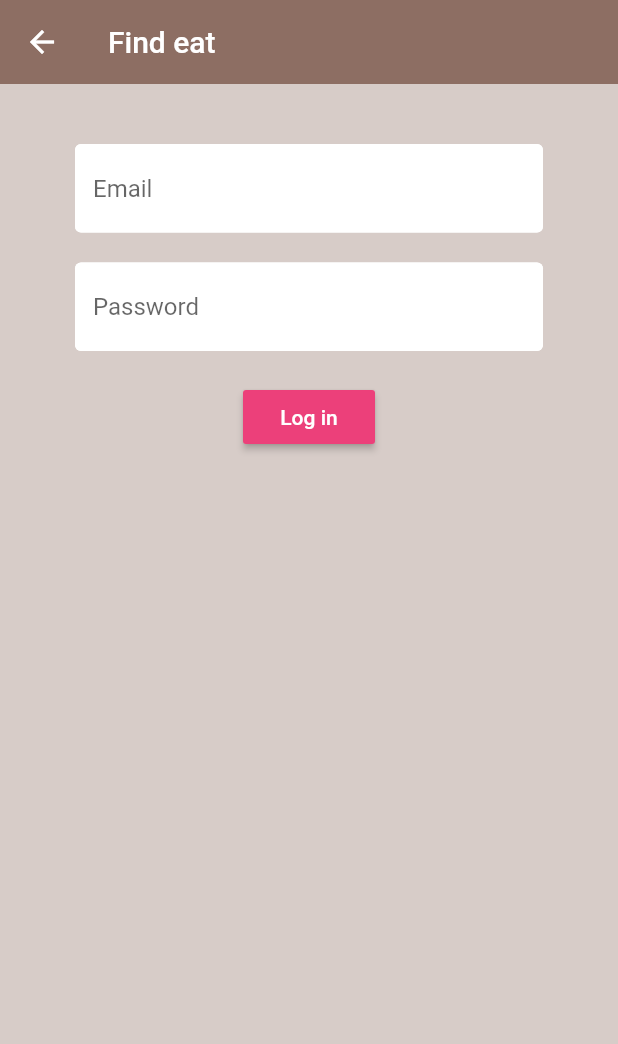
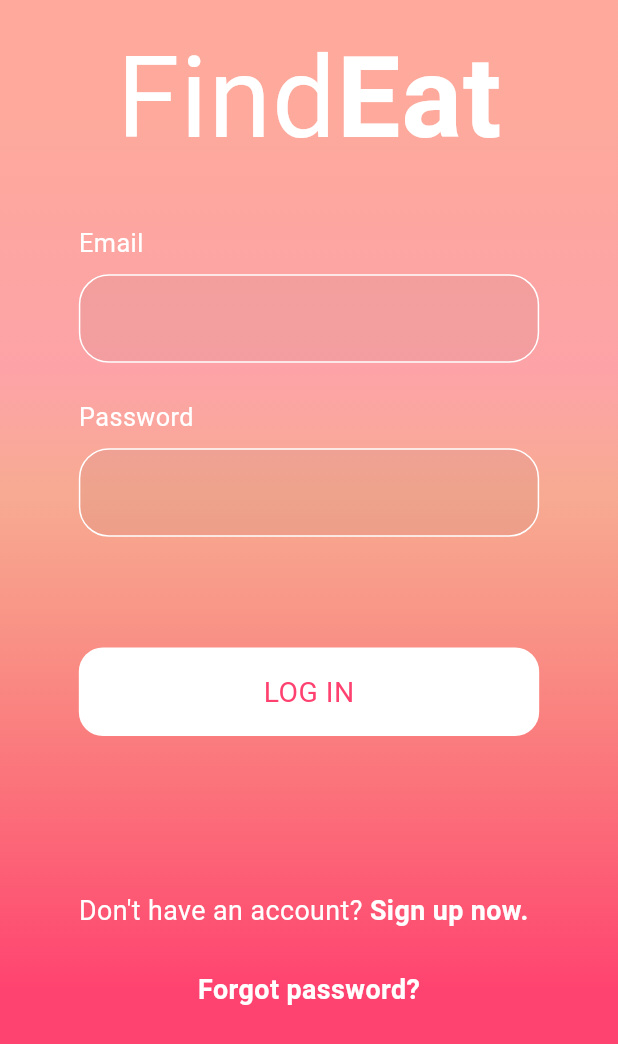
Before and after one commit to Juategi/lookin_meal, a Flutter app: the LogIn screen opened by its route, on a phone screen of 412 x 824 dp. Shown: the top 1044 px of the screen. Run offline on Flutter 3.47's test engine with Material 2 defaults, Android fonts, the phone set to English and light mode, and no system bars; our stand-ins replace diacritic, file_picker, firebase_auth, firebase_storage, flutter_phoenix, flutter_screenutil and 11 more; missing offline and left inert: flappy_search_bar, fluster, flutter_facebook_login, flutter_multiselect, geocoder, google_maps_place_picker and 1 more; accounts and stored records are empty; network calls fail; Roboto replaces fonts that are missing (Niramit).

Commit message:
refactoring log in

```diff
--- a/lib/models/user.dart
+++ b/lib/models/user.dart
@@ -2,9 +2,9 @@ import 'package:lookinmeal/models/rating.dart';
 import 'package:lookinmeal/models/restaurant.dart';
 
 class User{
-	String name,email,picture;
+	String name,email,picture, country, username;
 	final String uid,service;
 	List<Restaurant> favorites;
 	List<Rating> ratings;
-	User({this.uid, this.email, this.name,this.picture,this.favorites,this.service, this.ratings});
+	User({this.uid, this.email, this.name,this.picture,this.favorites,this.service, this.ratings, this.username, this.country});
 }
--- a/lib/screens/authenticate/log_in.dart
+++ b/lib/screens/authenticate/log_in.dart
@@ -1,6 +1,9 @@
 import 'package:flutter/material.dart';
+import 'package:flutter_screenutil/flutter_screenutil.dart';
+import 'package:google_fonts/google_fonts.dart';
 import 'package:lookinmeal/services/app_localizations.dart';
 import 'package:lookinmeal/services/auth.dart';
+import 'package:lookinmeal/shared/common_data.dart';
 import 'package:lookinmeal/shared/decos.dart';
 
 class LogIn extends StatefulWidget {
@@ -17,41 +20,79 @@ class _LogInState extends State<LogIn> {
   @override
   Widget build(BuildContext context) {
 	  AppLocalizations tr = AppLocalizations.of(context);
+		ScreenUtil.init(context, height: CommonData.screenHeight, width: CommonData.screenWidth, allowFontScaling: true);
 		return Scaffold(
-		  backgroundColor: Colors.brown[100],
-		  appBar: AppBar(
-			  backgroundColor: Colors.brown[400],
-			  elevation: 0.0,
-			  title: Text(tr.translate("app")),
+		  body: Stack(
+				children: <Widget>[
+					Container(
+							decoration: BoxDecoration(
+									gradient: LinearGradient(
+											begin: Alignment.topCenter,
+											end: Alignment.bottomCenter,
+											stops: [
+												0.1,
+												0.3,
+												0.4,
+												0.8
+											],
+											colors: [Color.fromRGBO(255, 138, 120, 0.72), Color.fromRGBO(255, 110, 117, 0.62), Color.fromRGBO(246, 120, 80, 0.61), Color.fromRGBO(255, 67, 112, 1)]
+									)
+							)
 					),
-		  body: Container(
-			  padding: EdgeInsets.symmetric(vertical: 20, horizontal: 50),
+					Padding(
+						padding: EdgeInsets.symmetric(horizontal: 50.w),
 					  child: Form(
 							key: _formKey,
-				  child: Column(
+					    child: ListView(
 					    	children: <Widget>[
-						  SizedBox(height: 20,),
+					    		SizedBox(height: 20.h,),
+					    		Row(mainAxisAlignment: MainAxisAlignment.center,
+					    			children: <Widget>[
+					    				Text('Find', style: GoogleFonts.newsCycle(textStyle: TextStyle(color: Colors.white, letterSpacing: .5, fontWeight: FontWeight.normal, fontSize: ScreenUtil().setSp(72),),)),
+					    				Text('Eat', style: GoogleFonts.newsCycle(textStyle: TextStyle(color: Colors.white, letterSpacing: .5, fontWeight: FontWeight.bold, fontSize: ScreenUtil().setSp(72),),)),
+					    			],
+					    		),
+									SizedBox(height: 40.h,),
+									Row( mainAxisAlignment: MainAxisAlignment.start,
+										children: <Widget>[
+											Text('Email', style: GoogleFonts.niramit(textStyle: TextStyle(color: Colors.white, letterSpacing: .3, fontWeight: FontWeight.normal, fontSize: ScreenUtil().setSp(16),),)),
+										],
+									),
+									SizedBox(height: 10.h,),
 										TextFormField(
 												onChanged: (value){
 													setState(() => email = value);
 												},
-							  validator: (val) => val.isEmpty ? tr.translate("enteremail") : null,
-							  decoration: textInputDeco.copyWith(hintText: tr.translate("email"))
+												validator: (val) => !RegExp(r"^[a-zA-Z0-9.a-zA-Z0-9.!#$%&'*+-/=?^_`{|}~]+@[a-zA-Z0-9]+\.[a-zA-Z]+").hasMatch(val) ? tr.translate("enteremail") : null,
+												decoration: textInputDeco
 										),
-						  SizedBox(height: 20,),
+									SizedBox(height: 25.h,),
+									Row( mainAxisAlignment: MainAxisAlignment.start,
+										children: <Widget>[
+											Text('Password', style: GoogleFonts.niramit(textStyle: TextStyle(color: Colors.white, letterSpacing: .3, fontWeight: FontWeight.normal, fontSize: ScreenUtil().setSp(16),),)),
+										],
+									),
+									SizedBox(height: 10.h,),
 									TextFormField(
 										obscureText: true,
 										onChanged: (value){
 											setState(() => password = value);
 										},
 										validator: (val) => val.length < 6 ? tr.translate("enterpassw") : null,
-							  decoration: textInputDeco.copyWith(hintText: tr.translate("passw")),
+										decoration: textInputDeco,
 									),
-						  SizedBox(height: 20,),
-						  RaisedButton(
-							  color: Colors.pink[400],
-							  child: Text(tr.translate("login"), style: TextStyle(color: Colors.white),),
-							  onPressed: () async{
+									SizedBox(height: 70.h,),
+									GestureDetector(
+									  child: Container(
+									  	height: 56.h,
+									  	width: 280.w,
+									  	decoration: BoxDecoration(
+									  			borderRadius: BorderRadius.all(Radius.circular(16)),
+									  			color: Colors.white
+									  	),
+									  	child: Center(child: Text('LOG IN', style: GoogleFonts.niramit(textStyle: TextStyle(color: Color.fromRGBO(255, 65, 112, 1), letterSpacing: .3, fontWeight: FontWeight.normal, fontSize: ScreenUtil().setSp(18),),))),
+									  ),
+										onTap: () async{
 											if(_formKey.currentState.validate()){
 												dynamic result = await _auth.signInEP(email, password);
 												if(result == null)
@@ -63,15 +104,24 @@ class _LogInState extends State<LogIn> {
 											}
 										},
 									),
-						  SizedBox(height: 12),
-						  Text(
-							  error,
-							  style: TextStyle(color: Colors.red, fontSize: 14),
-						  )
-					  ]
+									SizedBox(height: 100.h,),
+									Row(
+									  children: <Widget>[
+									    Text("Don't have an account? ", style: GoogleFonts.niramit(textStyle: TextStyle(color: Colors.white, letterSpacing: .3, fontWeight: FontWeight.normal, fontSize: ScreenUtil().setSp(17),),)),
+											GestureDetector(
+												onTap: () => Navigator.pushNamed(context, "/signin"),
+													child: Text("Sign up now.", style: GoogleFonts.niramit(textStyle: TextStyle(color: Colors.white, letterSpacing: .3, fontWeight: FontWeight.bold, fontSize: ScreenUtil().setSp(17),),))),
+										],
+									),
+									SizedBox(height: 30.h,),
+									GestureDetector(
+											child: Center(child: Text("Forgot password?", style: GoogleFonts.niramit(textStyle: TextStyle(color: Colors.white, letterSpacing: .3, fontWeight: FontWeight.bold, fontSize: ScreenUtil().setSp(17),),)))),
+								],
 					    ),
 					  ),
-		  ),
+					)
+				],
+			)
 	  );
   }
 }
--- a/lib/shared/decos.dart
+++ b/lib/shared/decos.dart
@@ -1,12 +1,21 @@
 import 'package:flutter/material.dart';
 
-const textInputDeco = InputDecoration(
-	fillColor: Colors.white,
+var textInputDeco = InputDecoration(
 	filled: true,
+	focusedBorder: OutlineInputBorder(
+			borderSide: BorderSide(color: Colors.white, width: 1),
+			borderRadius: BorderRadius.circular(20)
+	),
 	enabledBorder: OutlineInputBorder(
-		borderSide: BorderSide(color: Colors.white, width: 2)
+			borderSide: BorderSide(color: Colors.white, width: 1),
+			borderRadius: BorderRadius.circular(20)
 	),
-	focusedBorder: OutlineInputBorder(
-		borderSide: BorderSide(color: Colors.pink, width: 2)
+	errorBorder: OutlineInputBorder(
+			borderSide: BorderSide(color: Colors.white, width: 1),
+			borderRadius: BorderRadius.circular(20)
 	),
+	focusedErrorBorder: OutlineInputBorder(
+			borderSide: BorderSide(color: Colors.white, width: 1),
+			borderRadius: BorderRadius.circular(20)
+	)
 );
```
Also changed, not shown: lib/screens/authenticate/authenticate.dart (+7 -54 lines), lib/screens/authenticate/sign_in.dart (+34 -10 lines), lib/services/auth.dart (+26 -10 lines), lib/services/database.dart (+33 -2 lines). Lines whose indentation alone changed are shown as unchanged.
